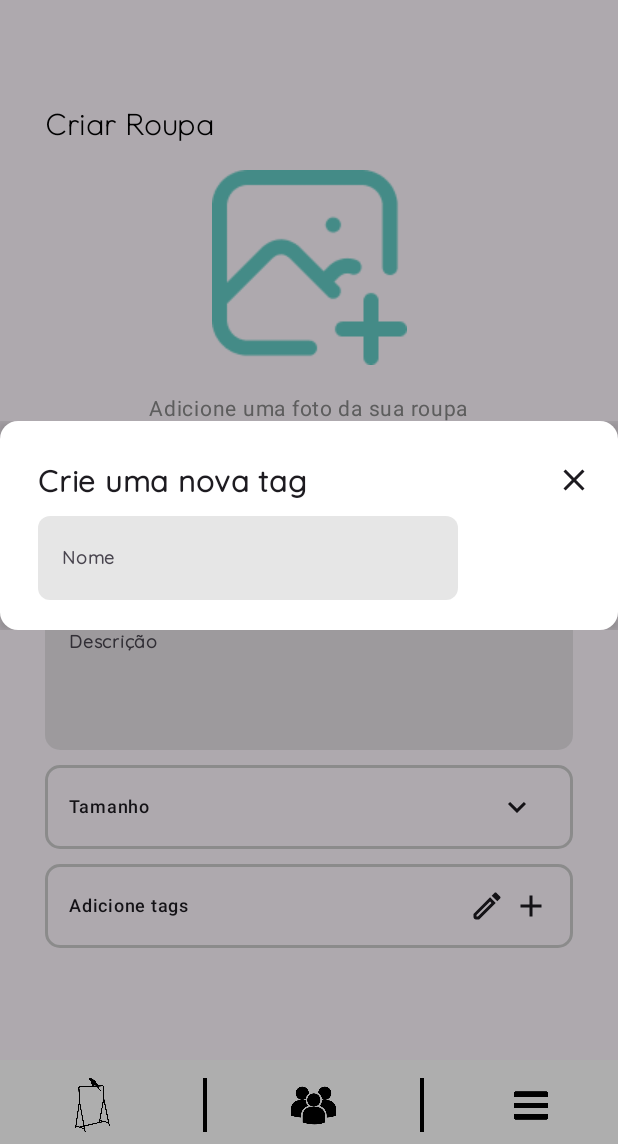
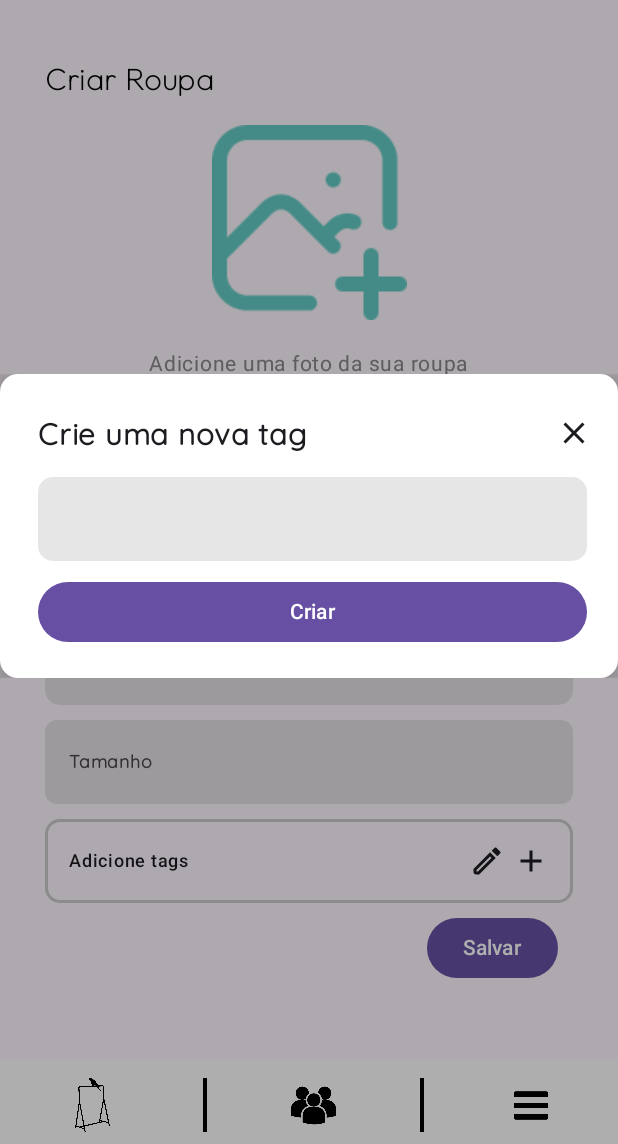
Before and after one commit to leonanmar886/arara, an Android app built with Jetpack Compose: the ClothesRegisterScreen screen opened through its navigation route, after a tap on "Criar tag", on a phone screen of 412 x 824 dp, the part 92-1236 px from its top. Run offline under Robolectric (Android 15) with nearby library versions, the phone set to English and light mode, and no system bars; our stand-ins replace Firebase (no records; nobody signed in at launch, a user with empty details on screens opened directly); pictures from the network do not load.

Commit message:
criação de roupa finalizada

```diff
--- a/app/build.gradle.kts
+++ b/app/build.gradle.kts
@@ -84,6 +84,7 @@ dependencies {
   androidTestImplementation(libs.junit.ext)
   androidTestImplementation(libs.espresso.core)
 
+  implementation(libs.accompanist.permissions)
 
 //Coil
   implementation(libs.coil.compose)
--- a/app/src/main/java/com/example/arara/models/Clothes.kt
+++ b/app/src/main/java/com/example/arara/models/Clothes.kt
@@ -11,7 +11,8 @@ data class Clothes (
     val size: String,
     val description: String,
     val tags: List<String>,
-    var imageURI: String
+    var imageURI: String,
+    var profile_id: String
 ) {
     constructor() : this(
         id = "",
@@ -20,6 +21,7 @@ data class Clothes (
         size = "",
         description = "",
         tags = emptyList(),
-        imageURI = ""
+        imageURI = "",
+        profile_id = ""
     )
 }
--- a/app/src/main/java/com/example/arara/models/dto/ClotheCreationDTO.kt
+++ b/app/src/main/java/com/example/arara/models/dto/ClotheCreationDTO.kt
@@ -10,7 +10,8 @@ data class ClotheCreationDTO(
     val size: String,
     val description: String,
     val tags: List<String>,
-    val imageURI: Uri
+    val imageURI: Uri,
+    var profile_id: String
 ) {
     fun toClothes(uri: String): Clothes {
         return Clothes(
@@ -20,7 +21,8 @@ data class ClotheCreationDTO(
             size = size,
             description = description,
             tags = tags,
-            imageURI = uri
+            imageURI = uri,
+            profile_id = profile_id
         )
     }
 }
--- a/app/src/main/java/com/example/arara/services/ClothesService.kt
+++ b/app/src/main/java/com/example/arara/services/ClothesService.kt
@@ -1,9 +1,9 @@
 package com.example.arara.services
 
 import com.example.arara.data.repository.ClothesRepository
-import com.example.arara.models.dto.ClotheCreationDTO
 import com.example.arara.models.Clothes
 import com.example.arara.models.Tag
+import com.example.arara.models.dto.ClotheCreationDTO
 import kotlinx.coroutines.tasks.await
 
 open class ClothesService(
@@ -13,6 +13,10 @@ open class ClothesService(
   private val profileService: ProfileService
 ) {
   suspend fun addClothe(item: ClotheCreationDTO, presentTags: List<String>) {
+    val profileLogged = profileService.getLoggedProfile() ?: return
+
+    item.profile_id = profileLogged.id
+
     val path = "clothes_images/${item.imageURI.lastPathSegment}"
     cloudStorageService.uploadImage(item.imageURI, path)
 
--- a/app/src/main/java/com/example/arara/services/CloudStorageService.kt
+++ b/app/src/main/java/com/example/arara/services/CloudStorageService.kt
@@ -1,5 +1,6 @@
 package com.example.arara.services
 
+import android.content.ContentResolver
 import android.net.Uri
 import androidx.core.net.toUri
 import com.google.firebase.storage.FirebaseStorage
--- a/app/src/main/java/com/example/arara/ui/components/StyledInputField.kt
+++ b/app/src/main/java/com/example/arara/ui/components/StyledInputField.kt
@@ -23,7 +23,7 @@ fun InputField(
   onValueChange: (String) -> Unit,
   onClick: () -> Unit = {},
   aboutIcon: @Composable (() -> Unit)? = {},
-  label: String,
+  label: String? = null,
   visualTransformation: VisualTransformation? = null,
   keyboardOptions: KeyboardOptions = KeyboardOptions.Default,
   errorMessage: String,
@@ -35,12 +35,14 @@ fun InputField(
       value = value,
       onValueChange = onValueChange,
       label = {
+        if (label != null) {
           Text(
             text = label,
             fontFamily = FontFamily(Font(R.font.quicksand)),
             fontWeight = FontWeight.W700,
             fontSize = 12.sp
           )
+        }
       },
       visualTransformation =  visualTransformation ?: VisualTransformation.None,
       keyboardOptions = keyboardOptions,
--- a/app/src/main/java/com/example/arara/ui/screens/clothes/ClothesListScreen.kt
+++ b/app/src/main/java/com/example/arara/ui/screens/clothes/ClothesListScreen.kt
@@ -1,11 +1,5 @@
 package com.example.arara.ui.screens.clothes
 
-import android.app.Activity
-import android.content.Intent
-import android.util.Log
-import androidx.activity.compose.rememberLauncherForActivityResult
-import androidx.activity.result.contract.ActivityResultContracts
-import androidx.appcompat.app.AppCompatActivity
 import androidx.compose.foundation.Image
 import androidx.compose.foundation.background
 import androidx.compose.foundation.layout.Arrangement
@@ -55,7 +49,6 @@ import coil.request.ImageRequest
 import com.example.arara.R
 import com.example.arara.models.Clothes
 import com.example.arara.ui.AppViewModelProvider
-import com.example.arara.ui.activities.ImageSelectionActivity
 import com.example.arara.ui.components.InputField
 import com.example.arara.ui.navigation.NavigationDestination
 
@@ -164,13 +157,13 @@ fun Logo(
 ) {
     Row(
         verticalAlignment = Alignment.CenterVertically,
-        modifier = Modifier
+        modifier = modifier
             .padding(start = 10.dp,top = 16.dp, bottom = 20.dp)
     ){
         Image(
             painter = painterResource(id = R.drawable.logo),
             contentDescription = "Logo",
-            modifier = Modifier
+            modifier = modifier
                 .size(45.dp)
                 .fillMaxWidth()
         )
@@ -236,7 +229,7 @@ fun Footer(
         containerColor = Color.White,
         content = {
             Row(
-                modifier = Modifier
+                modifier = modifier
                     .fillMaxWidth(),
                 horizontalArrangement = Arrangement.SpaceEvenly,
                 verticalAlignment = Alignment.CenterVertically
@@ -244,36 +237,36 @@ fun Footer(
                 Image(
                     painter = painterResource(id = R.drawable.logo),
                     contentDescription = "Icone pessoas",
-                    modifier = Modifier
+                    modifier = modifier
                         .size(36.dp)
                 )
                 Image(
                     painter = painterResource(id = R.drawable.footer_division),
                     contentDescription = "divisor do rodapé",
-                    modifier = Modifier
+                    modifier = modifier
                         .size(36.dp)
                 )
                 Image(
                     painter = painterResource(id = R.drawable.iconepessoas2),
                     contentDescription = "Icone pessoas",
-                    modifier = Modifier
+                    modifier = modifier
                         .size(30.dp)
                 )
                 Image(
                     painter = painterResource(id = R.drawable.footer_division),
                     contentDescription = "divisor do rodapé",
-                    modifier = Modifier
+                    modifier = modifier
                         .size(36.dp)
                 )
                 Image(
                     painter = painterResource(id = R.drawable.tresbarras),
                     contentDescription = "Icone pessoas",
-                    modifier = Modifier
+                    modifier = modifier
                         .size(30.dp)
                 )
             }
         },
-        modifier = Modifier
+        modifier = modifier
             .fillMaxWidth()
             .height(56.dp)
     )
--- a/app/src/main/java/com/example/arara/ui/screens/clothes/ClothesRegisterScreen.kt
+++ b/app/src/main/java/com/example/arara/ui/screens/clothes/ClothesRegisterScreen.kt
@@ -1,14 +1,11 @@
 package com.example.arara.ui.screens.clothes
 
-import android.app.Activity
-import android.content.Intent
+import android.net.Uri
 import androidx.activity.compose.rememberLauncherForActivityResult
 import androidx.activity.result.contract.ActivityResultContracts
-import androidx.appcompat.app.AppCompatActivity
 import androidx.compose.foundation.Image
 import androidx.compose.foundation.background
 import androidx.compose.foundation.border
-import androidx.compose.foundation.clickable
 import androidx.compose.foundation.horizontalScroll
 import androidx.compose.foundation.layout.Arrangement
 import androidx.compose.foundation.layout.Box
@@ -28,11 +25,9 @@ import androidx.compose.material.icons.automirrored.filled.ArrowBack
 import androidx.compose.material.icons.outlined.Add
 import androidx.compose.material.icons.outlined.Close
 import androidx.compose.material.icons.outlined.Edit
-import androidx.compose.material.icons.outlined.KeyboardArrowDown
-import androidx.compose.material.icons.outlined.KeyboardArrowUp
+import androidx.compose.material3.Button
 import androidx.compose.material3.DropdownMenu
 import androidx.compose.material3.DropdownMenuItem
-import androidx.compose.material3.ExperimentalMaterial3Api
 import androidx.compose.material3.Icon
 import androidx.compose.material3.IconButton
 import androidx.compose.material3.InputChip
@@ -59,9 +54,10 @@ import androidx.compose.ui.tooling.preview.Preview
 import androidx.compose.ui.unit.dp
 import androidx.compose.ui.unit.sp
 import androidx.lifecycle.viewmodel.compose.viewModel
+import coil.compose.AsyncImagePainter
+import coil.compose.rememberAsyncImagePainter
 import com.example.arara.R
 import com.example.arara.ui.AppViewModelProvider
-import com.example.arara.ui.activities.ImageSelectionActivity
 import com.example.arara.ui.components.CustomDialog
 import com.example.arara.ui.components.InputField
 import com.example.arara.ui.navigation.NavigationDestination
@@ -77,9 +73,9 @@ fun ClothesRegisterScreen(
 	viewModel: ClothesRegisterViewModel = viewModel(factory = AppViewModelProvider.Factory),
 	navigateToList: () -> Unit
 ) {
-
 	val clothesUiState = viewModel.clothesUiState
 	val clothesDetails = clothesUiState.clothesDetails
+	val context = LocalContext.current
 
 	Scaffold(
 		topBar = {
@@ -110,13 +106,14 @@ fun ClothesRegisterScreen(
 		ClothesRegisterScreenContent(
 			registerDetails = clothesDetails,
 			onRegisterInfoChange = viewModel::updateUiState,
-			onRegister = { viewModel.registerClothes() },
+			onRegister = {
+				viewModel.registerClothes(context)
+				navigateToList()
+		 },
 		)
 	}
-
 }
 
-@OptIn(ExperimentalMaterial3Api::class)
 @Composable
 fun ClothesRegisterScreenContent(
 	modifier: Modifier = Modifier,
@@ -124,16 +121,7 @@ fun ClothesRegisterScreenContent(
 	onRegisterInfoChange: (ClothesRegisterDetails) -> Unit,
 	onRegister: () -> Unit
 ){
-	val context = LocalContext.current
-	val activity = context as AppCompatActivity
-	val startForResult = rememberLauncherForActivityResult(contract = ActivityResultContracts.StartActivityForResult()) { result ->
-		if (result.resultCode == Activity.RESULT_OK) {
-			val uri = result.data?.data
-			if (uri != null) {
-				onRegisterInfoChange(registerDetails.copy(image = uri.toString()))
-			}
-		}
-	}
+	val painter = rememberAsyncImagePainter(model = registerDetails.image)
 
 	Column(
 		modifier = modifier
@@ -156,19 +144,14 @@ fun ClothesRegisterScreenContent(
 				verticalArrangement = Arrangement.Center,
 				modifier = Modifier.fillMaxWidth()
 			){
-				IconButton(
-					onClick = {
-						val intent = Intent(activity, ImageSelectionActivity::class.java)
-						startForResult.launch(intent)
+				ImagePicker(
+					onImagePicked = { uri ->
+						if (uri != null) {
+							onRegisterInfoChange(registerDetails.copy(image = uri.toString()))
+						}
 					},
-					modifier = Modifier.size(165.dp),
-					content = {
-						Image(
-							painter = painterResource(id = R.drawable.add_photo),
-							contentDescription = "Adicionar foto",
-							modifier = Modifier.size(130.dp)
-						)
-					}
+					painter = painter,
+					registerDetails = registerDetails
 				)
 				Text(text = "Adicione uma foto da sua roupa", color = Color.Gray, fontSize = 14.sp)
 			}
@@ -214,8 +197,14 @@ fun ClothesRegisterScreenContent(
 				horizontalArrangement = Arrangement.SpaceBetween
 			) {
 				Box(modifier = Modifier.fillMaxWidth()){
-					SelectComponent(
-						options = listOf("PP", "P", "M", "G", "GG", "XG", "34", "36", "38", "40", "42", "44", "46", "48", "50", "52", "54", "56", "58", "60")
+					InputField(
+						value = registerDetails.size,
+						onValueChange = { onRegisterInfoChange(registerDetails.copy(size = it)) },
+						label = "Tamanho",
+						errorMessage = if (registerDetails.errorMessages.size == -1) {""} else {
+							stringResource(id = registerDetails.errorMessages.size)
+						},
+						modifier = modifier.fillMaxWidth()
 					)
 				}
 			}
@@ -224,8 +213,22 @@ fun ClothesRegisterScreenContent(
 				AutocompleteComponent(
 					options = registerDetails.tagsOptions,
 					selectedOptions = registerDetails.tags,
-					onChangeSelectedOptions = { onRegisterInfoChange(registerDetails.copy(tags = it)) }
+					onChangeSelectedOptions = { onRegisterInfoChange(registerDetails.copy(tags = it)) },
+					onChangeOptions = { onRegisterInfoChange(registerDetails.copy(tagsOptions = it)) }
 				)
+			}
+			Row (
+				modifier = Modifier.fillMaxWidth(),
+				horizontalArrangement = Arrangement.End
+			){
+				Button(
+					onClick = onRegister,
+					modifier = Modifier
+						.height(60.dp)
+						.padding(10.dp),
+				) {
+					Text(text = "Salvar")
+				}
 			}
 		}
 	}
@@ -235,7 +238,8 @@ fun ClothesRegisterScreenContent(
 fun AutocompleteComponent(
 	options: List<String>,
 	selectedOptions: List<String>,
-	onChangeSelectedOptions: (List<String>) -> Unit = {}
+	onChangeSelectedOptions: (List<String>) -> Unit = {},
+	onChangeOptions: (List<String>) -> Unit = {}
 ) {
 	var expanded by remember { mutableStateOf(false) }
 	val scrollState = rememberScrollState()
@@ -281,6 +285,8 @@ fun AutocompleteComponent(
 				verticalAlignment = Alignment.CenterVertically,
 			) {
 				val createTagDialog = remember { mutableStateOf(false) }
+				val tagToAdd = remember { mutableStateOf("") }
+
 				IconButton(
 					onClick = { createTagDialog.value = true},
 					modifier = Modifier.size(24.dp),
@@ -296,12 +302,52 @@ fun AutocompleteComponent(
 						CustomDialog(
 							title = "Crie uma nova tag",
 							content = {
-								InputField(
-									value = "",
-									onValueChange = {},
-									label = "Nome",
-									errorMessage = "",
-									modifier = Modifier)
+								Column(
+									modifier = Modifier
+										.padding(0.dp, 5.dp, 15.dp, 0.dp),
+									verticalArrangement = Arrangement.spacedBy(10.dp),
+									horizontalAlignment = Alignment.CenterHorizontally
+								) {
+									InputField(
+										value = tagToAdd.value,
+										onValueChange = { tagToAdd.value = it },
+										errorMessage = "",
+										modifier = Modifier
+											.fillMaxWidth()
+											.clip(RoundedCornerShape(10.dp))
+											.background(Color.White)
+									)
+									Row(
+										horizontalArrangement = Arrangement.Center
+									){
+										Button(
+											onClick = {
+												onChangeSelectedOptions(
+													selectedOptions
+														.toMutableList()
+														.apply {
+															if (!contains(tagToAdd.value)) {
+																add(tagToAdd.value)
+															}
+														}
+												)
+												onChangeOptions(
+													options
+														.toMutableList()
+														.apply {
+															if (!contains(tagToAdd.value)) {
+																add(tagToAdd.value)
+															}
+														}
+												)
+												createTagDialog.value = false
+											},
+											modifier = Modifier.fillMaxWidth(),
+										) {
+											Text(text = "Criar")
+										}
+									}
+								}
 							},
 							onDismiss = { createTagDialog.value = false }
 						)
@@ -348,49 +394,37 @@ fun AutocompleteComponent(
 }
 
 @Composable
-fun SelectComponent(
-	options: List<String>
+fun ImagePicker(
+	onImagePicked: (Uri?) -> Unit,
+	painter: AsyncImagePainter,
+	registerDetails: ClothesRegisterDetails
 ) {
-	var expanded by remember { mutableStateOf(false) }
-	var selectedOption by remember { mutableStateOf("Tamanho") }
+	val launcher = rememberLauncherForActivityResult(
+		contract = ActivityResultContracts.GetContent(),
+		onResult = { uri: Uri? ->
+			onImagePicked(uri)
+		}
+	)
 
-	Box(modifier = Modifier
-		.fillMaxWidth()
-		.border(2.dp, Color.LightGray, RoundedCornerShape(10.dp))
-		.padding(start = 16.dp, top = 16.dp, end = 25.dp, bottom = 16.dp)
-		.clickable { expanded = !expanded }
-	) {
-		Row(
-			verticalAlignment = Alignment.CenterVertically,
-			horizontalArrangement = Arrangement.SpaceBetween,
-			modifier = Modifier.fillMaxWidth()
-		) {
-			Text(
-				text = selectedOption,
-				style = MaterialTheme.typography.labelMedium
-			)
-			Icon(
-				imageVector = if (expanded) Icons.Outlined.KeyboardArrowUp else Icons.Outlined.KeyboardArrowDown,
-				contentDescription = if (expanded) "Menu aberto" else "Menu fechado"
-			)
-		}
-		DropdownMenu(
-			expanded = expanded,
-			onDismissRequest = { expanded = false },
-			modifier = Modifier
-				.background(Color.White)
-				.height(200.dp),
-		) {
-			options.forEach { option ->
-				DropdownMenuItem(
-					onClick = {
-						selectedOption = option
-						expanded = false
-					},
-					text = { Text(text = option, style = MaterialTheme.typography.labelMedium) })
+	IconButton(
+		onClick = { launcher.launch("image/*") },
+		modifier = Modifier.size(165.dp),
+		content = {
+			if (registerDetails.image.isNotBlank()) {
+				Image(
+					painter = painter,
+					contentDescription = "Adicionar foto",
+					modifier = Modifier.size(130.dp)
+				)
+			} else {
+				Image(
+					painter = painterResource(id = R.drawable.add_photo),
+					contentDescription = "Adicionar foto",
+					modifier = Modifier.size(130.dp)
+				)
 			}
 		}
-	}
+	)
 }
 
 @Preview
@@ -443,5 +477,4 @@ fun ClothesRegisterScreenPreview(
 			onRegister = { }
 		)
 	}
-
 }
--- a/gradle/libs.versions.toml
+++ b/gradle/libs.versions.toml
@@ -1,4 +1,5 @@
 [versions]
+accompanist-permissions = "0.24.7-alpha"
 activity-compose-version = "1.8.2"
 agp = "8.3.2"
 androidx-macro-benchmark = "1.2.4"
@@ -43,6 +44,7 @@ converter-gson = "2.9.0"
 kotlinx-serialization-json = "1.6.0"
 
 [libraries]
+accompanist-permissions = { module = "com.google.accompanist:accompanist-permissions", version.ref = "accompanist-permissions" }
 androidx-activity-compose-v182 = { module = "androidx.activity:activity-compose", version.ref = "activity-compose-version" }
 androidx-appcompat-v161 = { module = "androidx.appcompat:appcompat", version.ref = "appcompat-version" }
 androidx-benchmark-macro = { group = "androidx.benchmark", name = "benchmark-macro-junit4", version.ref = "androidx-macro-benchmark" }
```
Also changed, not shown: app/src/main/AndroidManifest.xml (+1 -15 lines), app/src/main/java/com/example/arara/ui/activities/ImageSelectionActivity.kt (deleted, +0 -34 lines), app/src/main/java/com/example/arara/ui/components/SelectComponent.kt (added, +75 -0 lines), app/src/main/java/com/example/arara/ui/screens/clothes/ClothesRegisterViewModel.kt (+6 -2 lines). Lines whose indentation alone changed are shown as unchanged.
